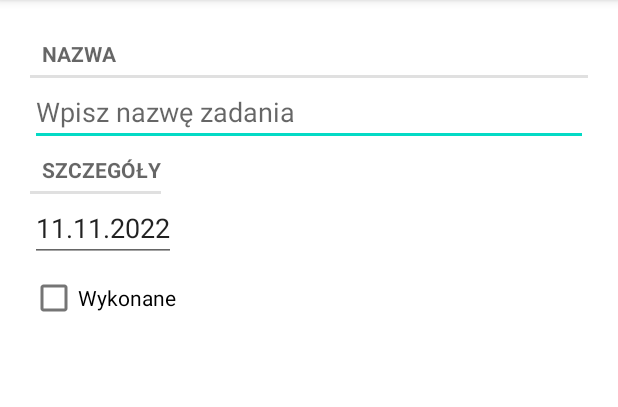
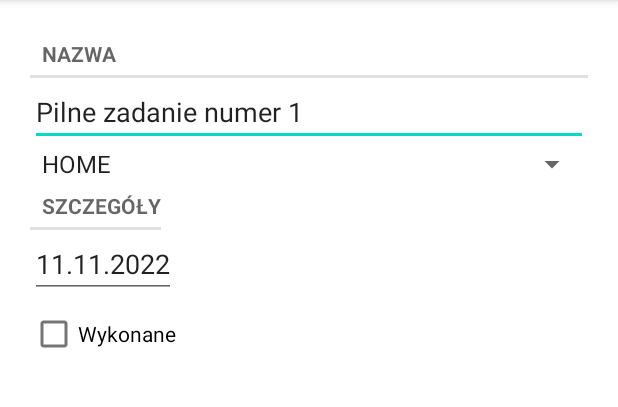
Before and after one commit to mariasupinska/Android_task_4, an Android app: the screen it shows after launch (MainActivity), after a tap on an icon or button, on a phone screen of 412 x 824 dp, the part 84-491 px from its top. Run offline under Robolectric (Android 15) with nearby library versions, the light colour scheme and no system bars; 3 other taps on this screen came first.

Commit message:
Subtitle with the amount of tasks.

```diff
--- a/app/src/main/java/pl/edu/pb/todoapp/Task.java
+++ b/app/src/main/java/pl/edu/pb/todoapp/Task.java
@@ -13,6 +13,7 @@ public class Task {
     public Task() {
         id = UUID.randomUUID();
         date = new Date();
+        category = Category.UNIVERSITY;
     }
 
     public UUID getId() {
--- a/app/src/main/java/pl/edu/pb/todoapp/TaskFragment.java
+++ b/app/src/main/java/pl/edu/pb/todoapp/TaskFragment.java
@@ -7,9 +7,11 @@ import android.text.TextWatcher;
 import android.view.LayoutInflater;
 import android.view.View;
 import android.view.ViewGroup;
-import android.widget.Button;
+import android.widget.AdapterView;
+import android.widget.ArrayAdapter;
 import android.widget.CheckBox;
 import android.widget.EditText;
+import android.widget.Spinner;
 
 import androidx.annotation.NonNull;
 import androidx.annotation.Nullable;
@@ -49,6 +51,8 @@ public class TaskFragment extends Fragment {
 
         if(container != null){
             EditText nameField = view.findViewById(R.id.task_name);
+
+            nameField.setText(task.getName());
 
             if(nameField != null){
                 nameField.addTextChangedListener(new TextWatcher() {
@@ -93,6 +97,21 @@ public class TaskFragment extends Fragment {
                         .show();
             });
             setupDateFieldValue(task.getDate());
+
+            Spinner categorySpinner = view.findViewById(R.id.task_category);
+            categorySpinner.setAdapter(new ArrayAdapter<>(this.getContext(), android.R.layout.simple_spinner_item, Category.values()));
+            categorySpinner.setOnItemSelectedListener(new AdapterView.OnItemSelectedListener() {
+                @Override
+                public void onItemSelected(AdapterView<?> adapterView, View view, int position, long id) {
+                    task.setCategory(Category.values()[position]);
+                }
+
+                @Override
+                public void onNothingSelected(AdapterView<?> parent) {
+
+                }
+            });
+            categorySpinner.setSelection(task.getCategory().ordinal());
         }
 
         return view;
--- a/app/src/main/java/pl/edu/pb/todoapp/TaskListFragment.java
+++ b/app/src/main/java/pl/edu/pb/todoapp/TaskListFragment.java
@@ -6,6 +6,7 @@ import android.os.Bundle;
 import android.view.LayoutInflater;
 import android.view.Menu;
 import android.view.MenuInflater;
+import android.view.MenuItem;
 import android.view.View;
 import android.view.ViewGroup;
 import android.widget.CheckBox;
@@ -14,6 +15,7 @@ import android.widget.TextView;
 
 import androidx.annotation.NonNull;
 import androidx.annotation.Nullable;
+import androidx.appcompat.app.AppCompatActivity;
 import androidx.fragment.app.Fragment;
 import androidx.recyclerview.widget.LinearLayoutManager;
 import androidx.recyclerview.widget.RecyclerView;
@@ -24,6 +26,8 @@ public class TaskListFragment extends Fragment {
     private RecyclerView recyclerView;
     private TaskAdapter adapter;
     public static final String KEY_EXTRA_TASK_ID = "KEY_EXTRA_TASK_ID";
+    public static final String KEY_SUBTITLE_VISIBLE = "KEY_SUBTITLE_VISIBLE";
+    private boolean subtitleVisible;
 
     private void updateView() {
         TaskStorage taskStorage = TaskStorage.getInstance();
@@ -35,6 +39,8 @@ public class TaskListFragment extends Fragment {
         } else {
             adapter.notifyDataSetChanged();
         }
+
+        updateSubtitle();
     }
 
     @Override
@@ -47,12 +53,23 @@ public class TaskListFragment extends Fragment {
     public void onCreate(@Nullable Bundle savedInstanceState) {
         super.onCreate(savedInstanceState);
         setHasOptionsMenu(true);
+
+        if ( savedInstanceState != null ) {
+            subtitleVisible = savedInstanceState.getBoolean(KEY_SUBTITLE_VISIBLE);
+        }
     }
 
     @Override
     public void onCreateOptionsMenu(@NonNull Menu menu, @NonNull MenuInflater inflater) {
         super.onCreateOptionsMenu(menu, inflater);
         inflater.inflate(R.menu.fragment_task_menu, menu);
+
+        MenuItem subtitleItem = menu.findItem(R.id.show_subtitle);
+        if ( subtitleVisible ) {
+            subtitleItem.setTitle(R.string.hide_subtitle);
+        } else {
+            subtitleItem.setTitle(R.string.show_subtitle);
+        }
     }
 
     @Override
@@ -63,6 +80,48 @@ public class TaskListFragment extends Fragment {
         recyclerView.setLayoutManager(new LinearLayoutManager(getActivity()));
 
         return view;
+    }
+
+    public void updateSubtitle() {
+        TaskStorage taskStorage = TaskStorage.getInstance();
+        List<Task> tasks = taskStorage.getTasks();
+
+        int toDoTasksCount = 0;
+
+        for (Task task: tasks) {
+            if ( !task.isDone() ) toDoTasksCount++;
+        }
+
+        String subtitle = getString(R.string.subtitle_format, toDoTasksCount);
+        if ( !subtitleVisible ) subtitle = null;
+        AppCompatActivity appCompatActivity = (AppCompatActivity) getActivity();
+        appCompatActivity.getSupportActionBar().setSubtitle(subtitle);
+    }
+
+    @Override
+    public boolean onOptionsItemSelected(@NonNull MenuItem item) {
+        switch(item.getItemId()) {
+            case R.id.new_task:
+                Task task = new Task();
+                TaskStorage.getInstance().addTask(task);
+                Intent intent = new Intent(getActivity(), MainActivity.class);
+                intent.putExtra(TaskListFragment.KEY_EXTRA_TASK_ID, task.getId());
+                startActivity(intent);
+                return true;
+            case R.id.show_subtitle:
+                subtitleVisible = !subtitleVisible;
+                getActivity().invalidateOptionsMenu();
+                updateSubtitle();
+                return true;
+            default:
+                return super.onOptionsItemSelected(item);
+        }
+    }
+
+    @Override
+    public void onSaveInstanceState(@NonNull Bundle outState) {
+        super.onSaveInstanceState(outState);
+        outState.putBoolean(KEY_SUBTITLE_VISIBLE, subtitleVisible);
     }
 
     private class TaskHolder extends RecyclerView.ViewHolder implements View.OnClickListener {
--- a/app/src/main/java/pl/edu/pb/todoapp/TaskStorage.java
+++ b/app/src/main/java/pl/edu/pb/todoapp/TaskStorage.java
@@ -40,4 +40,8 @@ public class TaskStorage {
         }
         return null;
     }
+
+    public void addTask(Task task) {
+        tasks.add(task);
+    }
 }
--- a/app/src/main/res/layout/fragment_task.xml
+++ b/app/src/main/res/layout/fragment_task.xml
@@ -16,6 +16,11 @@
         android:layout_width="match_parent"
         android:layout_height="wrap_content"
         android:hint="@string/name_hint" />
+
+    <Spinner
+        android:id="@+id/task_category"
+        android:layout_width="match_parent"
+        android:layout_height="wrap_content" />
 
     <TextView
         style="?android:listSeparatorTextViewStyle"
--- a/app/src/main/res/menu/fragment_task_menu.xml
+++ b/app/src/main/res/menu/fragment_task_menu.xml
@@ -8,4 +8,9 @@
         android:title="@string/task_add_new"
         app:showAsAction="ifRoom|withText" />
 
+    <item
+        android:id="@+id/show_subtitle"
+        android:title="@string/show_subtitle"
+        app:showAsAction="ifRoom" />
+
 </menu>
```
